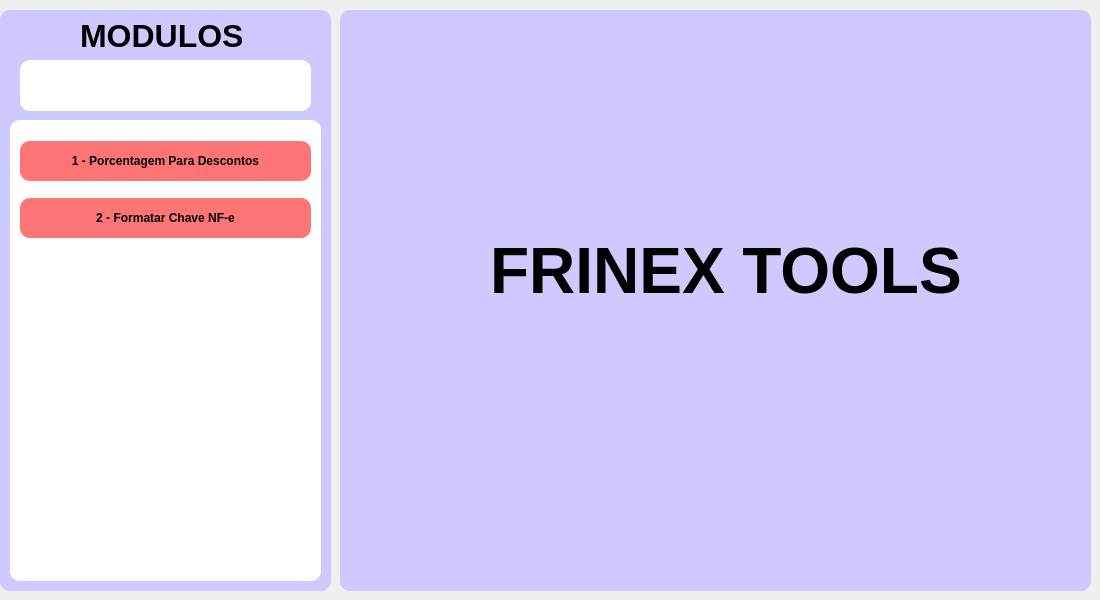
The window that view/tela.ui (WalterSilva5/FrinexTools) describes before a commit, drawn with Qt 5.
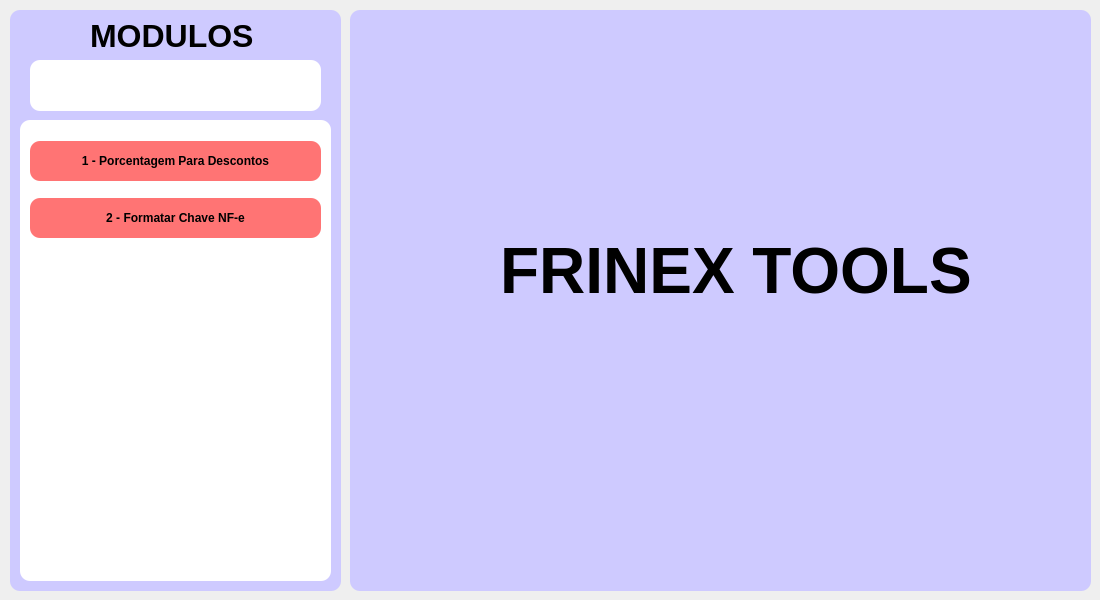
The same window after the commit.

Commit message: tela corrigida

```diff
--- a/view/tela.ui
+++ b/view/tela.ui
@@ -35,7 +35,7 @@
    <widget class="QFrame" name="modulosFrame">
     <property name="geometry">
      <rect>
-      <x>0</x>
+      <x>10</x>
       <y>10</y>
       <width>331</width>
       <height>581</height>
@@ -175,9 +175,9 @@
    <widget class="QFrame" name="frameInicial">
     <property name="geometry">
      <rect>
-      <x>340</x>
+      <x>350</x>
       <y>10</y>
-      <width>751</width>
+      <width>741</width>
       <height>581</height>
      </rect>
     </property>
```
The commit also changes 3 other files.
